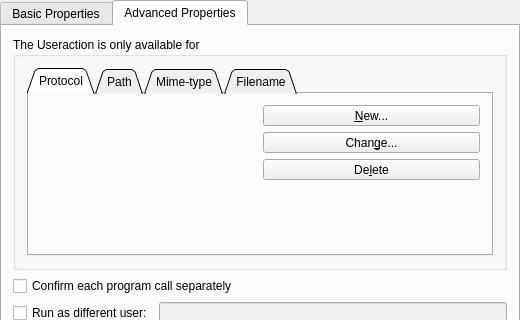
Before: the Qt Designer form krusader/ActionMan/actionproperty.ui in KDE/krusader, drawn with Qt 5; both pictures show x 0 to 520 and y 0 to 320 of the 520 by 497 pixel window.
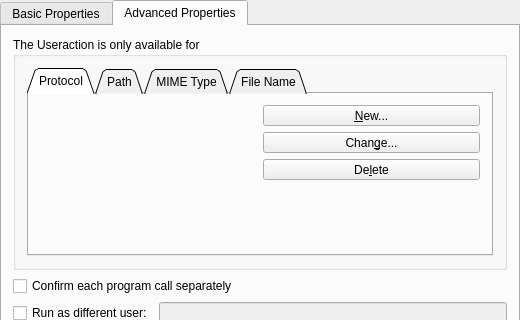
After: the same form once the commit is applied. The open tabs and pages were chosen to show the change. Custom widgets are drawn as their Qt base class.

What changed in the file:
```diff
--- a/krusader/ActionMan/actionproperty.ui
+++ b/krusader/ActionMan/actionproperty.ui
@@ -694,7 +694,7 @@
             </widget>
             <widget class="QWidget" name="tab">
              <attribute name="title">
-              <string>Mime-type</string>
+              <string>MIME Type</string>
              </attribute>
              <layout class="QGridLayout">
               <item row="0" column="0" rowspan="4">
@@ -799,7 +799,7 @@
             </widget>
             <widget class="QWidget" name="TabPage">
              <attribute name="title">
-              <string>Filename</string>
+              <string>File Name</string>
              </attribute>
              <layout class="QGridLayout">
               <item row="0" column="0" rowspan="4">
```
Left out of the diff: 14 changed lines with no effect on the pictures.
